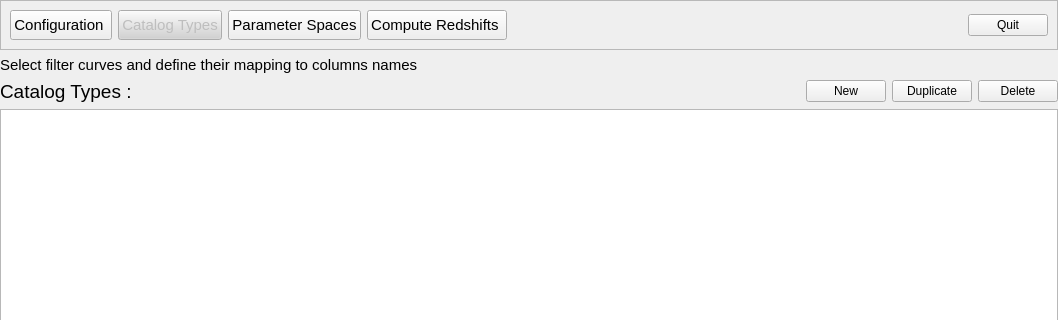
astrorama/Phosphoros, file PhzQtUI/auxdir/PhzQtUI/FormSurveyMapping.ui: the form before one commit; both pictures show x 0 to 1058 and y 0 to 320 of the 1058 by 842 pixel window.
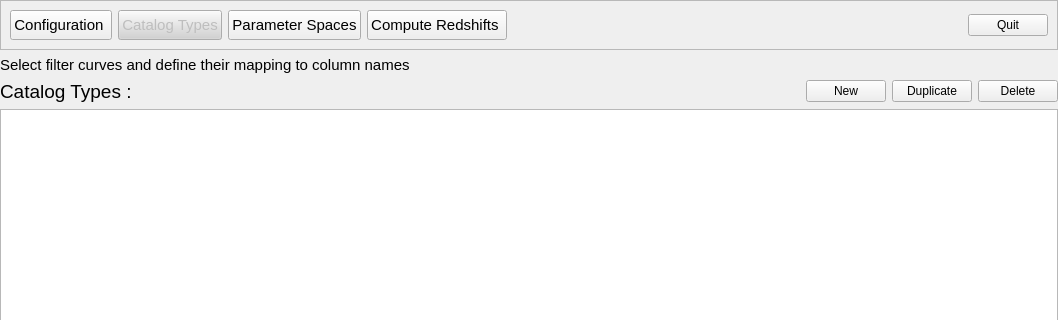
The form after the commit.

The edit to the form file:
```diff
--- a/PhzQtUI/auxdir/PhzQtUI/FormSurveyMapping.ui
+++ b/PhzQtUI/auxdir/PhzQtUI/FormSurveyMapping.ui
@@ -150,7 +150,7 @@
       </font>
      </property>
      <property name="text">
-      <string>Select filter curves and define their mapping to columns names</string>
+      <string>Select filter curves and define their mapping to column names</string>
      </property>
     </widget>
    </item>
```
